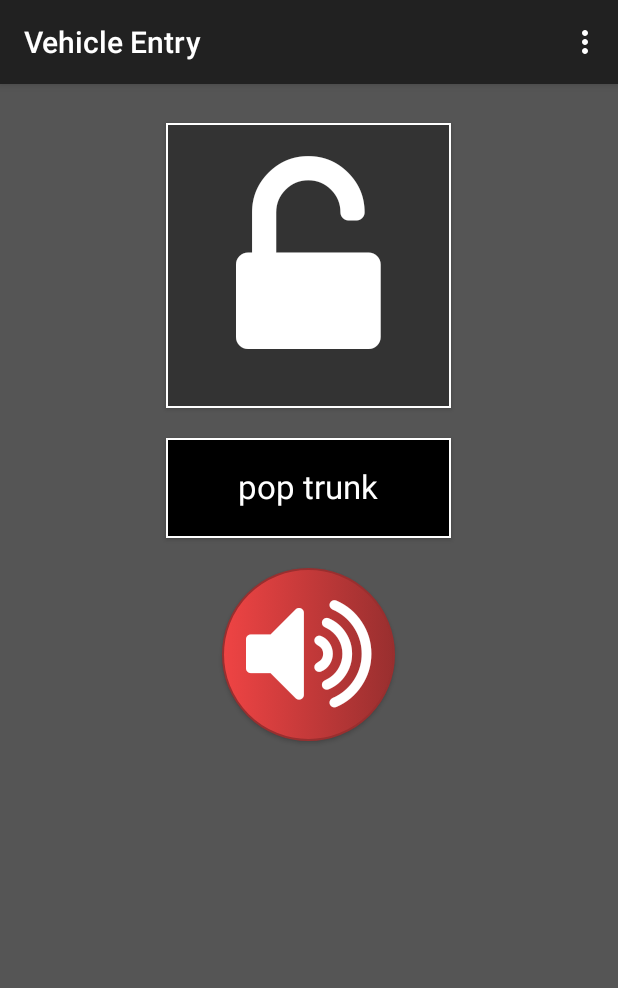
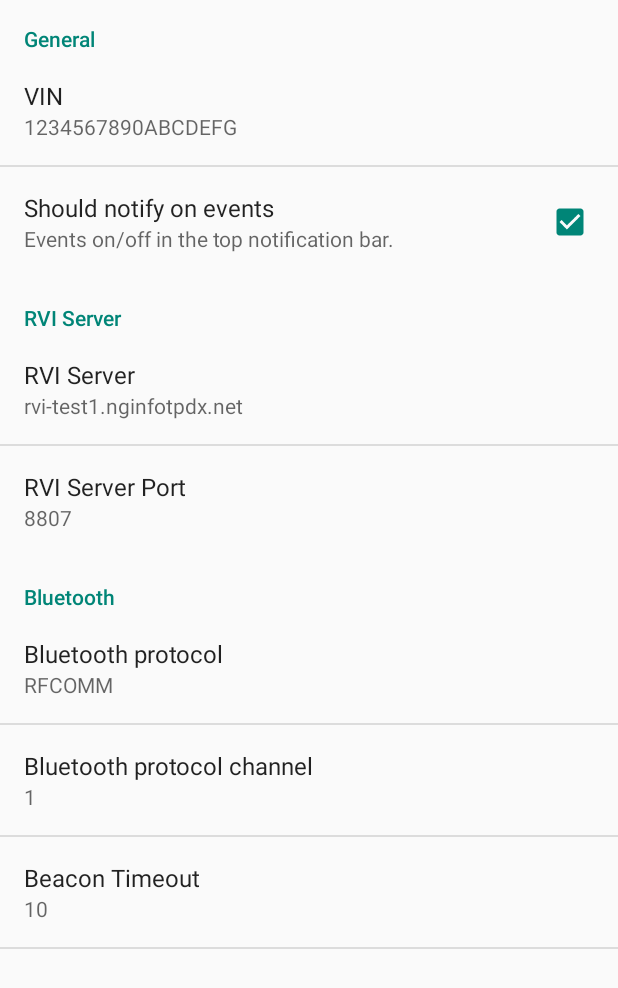
Before and after one commit to PDXostc/rvi_mobile_unlock, an Android app: the screen it shows after launch (LockActivity before the commit, AdvancedPreferenceActivity after it), in the options menu, after a tap on "Settings", on a phone screen of 412 x 824 dp. Shown: the top 988 px of the screen. Run offline under Robolectric (Android 15) with nearby library versions, the phone set to English and light mode, and no system bars; libraries missing offline, so code that uses them is left out: rx.android.schedulers, rx.schedulers; 2 statements that could not run were skipped.

Commit message:
Added settings
First iteration, should probably be separated in general option and
advanced.

```diff
--- a/app/src/main/AndroidManifest.xml
+++ b/app/src/main/AndroidManifest.xml
@@ -32,6 +32,12 @@
                 <category android:name="android.intent.category.LAUNCHER" />
             </intent-filter>
         </activity>
+        <activity android:name=".AdvancedPreferenceActivity">
+            <intent-filter>
+                <action android:name="android.intent.action.MANAGE_NETWORK_USAGE" />
+                <category android:name="android.intent.category.DEFAULT" />
+            </intent-filter>
+        </activity>
 
         <service
             android:name=".RviService"
--- /dev/null
+++ b/app/src/main/java/com/jaguarlandrover/auto/remote/vehicleentry/AdvancedPreferenceActivity.java
@@ -0,0 +1,26 @@
+package com.jaguarlandrover.auto.remote.vehicleentry;
+
+import android.app.Activity;
+import android.app.FragmentManager;
+import android.app.FragmentTransaction;
+import android.content.SharedPreferences;
+import android.os.Bundle;
+import android.preference.ListPreference;
+import android.preference.Preference;
+import android.preference.PreferenceGroup;
+
+/**
+ * Created by stoffe on 6/20/15.
+ */
+public class AdvancedPreferenceActivity extends Activity {
+    @Override
+    protected void onCreate(Bundle savedInstanceState) {
+        super.onCreate(savedInstanceState);
+
+        FragmentManager fragmentManager = getFragmentManager();
+        FragmentTransaction fragmentTransaction = fragmentManager.beginTransaction();
+        AdvancedPrefsFragment advancedPrefsFragment = new AdvancedPrefsFragment();
+        fragmentTransaction.replace(android.R.id.content, advancedPrefsFragment);
+        fragmentTransaction.commit();
+    }
+}
--- /dev/null
+++ b/app/src/main/java/com/jaguarlandrover/auto/remote/vehicleentry/AdvancedPrefsFragment.java
@@ -0,0 +1,55 @@
+package com.jaguarlandrover.auto.remote.vehicleentry;
+
+import android.content.SharedPreferences;
+import android.os.Bundle;
+import android.preference.CheckBoxPreference;
+import android.preference.EditTextPreference;
+import android.preference.ListPreference;
+import android.preference.Preference;
+import android.preference.PreferenceFragment;
+import android.preference.PreferenceGroup;
+
+public class AdvancedPrefsFragment extends PreferenceFragment implements SharedPreferences.OnSharedPreferenceChangeListener {
+
+    @Override
+    public void onCreate(Bundle savedInstanceState) {
+        super.onCreate(savedInstanceState);
+
+        addPreferencesFromResource(R.xml.advanced);
+        getPreferenceScreen().getSharedPreferences().registerOnSharedPreferenceChangeListener(this);
+    }
+
+    @Override
+    public void onResume() {
+        super.onResume();
+        for (int i = 0; i < getPreferenceScreen().getPreferenceCount(); ++i) {
+            Preference preference = getPreferenceScreen().getPreference(i);
+            if (preference instanceof PreferenceGroup) {
+                PreferenceGroup preferenceGroup = (PreferenceGroup) preference;
+                for (int j = 0; j < preferenceGroup.getPreferenceCount(); ++j) {
+                    updatePreference(preferenceGroup.getPreference(j));
+                }
+            } else {
+                updatePreference(preference);
+            }
+        }
+    }
+
+    @Override
+    public void onSharedPreferenceChanged(SharedPreferences sharedPreferences, String key) {
+        updatePreference(findPreference(key));
+    }
+
+    private void updatePreference(Preference preference) {
+        if (preference instanceof ListPreference) {
+            ListPreference listPreference = (ListPreference) preference;
+            listPreference.setSummary(listPreference.getEntry());
+        } else if (preference instanceof EditTextPreference) {
+            EditTextPreference textPreference = (EditTextPreference) preference;
+            String text = textPreference.getText();
+            if( text != null ) {
+                textPreference.setSummary(textPreference.getText());
+            }
+        }
+    }
+}
--- a/app/src/main/java/com/jaguarlandrover/auto/remote/vehicleentry/LockActivity.java
+++ b/app/src/main/java/com/jaguarlandrover/auto/remote/vehicleentry/LockActivity.java
@@ -13,9 +13,11 @@ import android.content.ComponentName;
 import android.content.Context;
 import android.content.Intent;
 import android.content.ServiceConnection;
+import android.content.SharedPreferences;
 import android.os.Bundle;
 import android.os.IBinder;
 import android.os.Messenger;
+import android.preference.PreferenceManager;
 import android.support.v7.app.ActionBarActivity;
 import android.util.Log;
 import android.view.Menu;
@@ -29,8 +31,8 @@ import rx.schedulers.Schedulers;
 
 public class LockActivity extends ActionBarActivity implements LockActivityFragment.LockFragmentButtonListener {
     private static final String TAG = "RVI";
-    private boolean mIsBound = false;
-    private Messenger mService = null;
+    private boolean bound = false;
+    //private Messenger service = null;
 
     private RviService rviService = null;
 
@@ -39,6 +41,7 @@ public class LockActivity extends ActionBarActivity implements LockActivityFragm
     @Override
     protected void onCreate(Bundle savedInstanceState) {
         super.onCreate(savedInstanceState);
+
         setContentView(R.layout.activity_lock);
         fragment = (LockActivityFragment) getFragmentManager().findFragmentById(R.id.fragment);
         doBindService();
@@ -67,6 +70,13 @@ public class LockActivity extends ActionBarActivity implements LockActivityFragm
         int id = item.getItemId();
 
         if (id == R.id.action_settings) {
+            Intent intent = new Intent();
+            intent.setClass(LockActivity.this, AdvancedPreferenceActivity.class);
+            startActivityForResult(intent, 0);
+            return true;
+        } else if( id == R.id.action_reset) {
+            PreferenceManager.getDefaultSharedPreferences(this).edit().clear().apply(); //reset
+            PreferenceManager.setDefaultValues(this, R.xml.advanced, true);
             return true;
         }
 
@@ -120,14 +130,14 @@ public class LockActivity extends ActionBarActivity implements LockActivityFragm
         // supporting component replacement by other applications).
         bindService(new Intent(LockActivity.this,
                 RviService.class), mConnection, Context.BIND_AUTO_CREATE);
-        mIsBound = true;
+        bound = true;
     }
 
     void doUnbindService() {
-        if (mIsBound) {
+        if (bound) {
             // Detach our existing connection.
             unbindService(mConnection);
-            mIsBound = false;
+            bound = false;
         }
     }
 
--- a/app/src/main/res/menu/menu_lock.xml
+++ b/app/src/main/res/menu/menu_lock.xml
@@ -13,4 +13,6 @@
     xmlns:tools="http://schemas.android.com/tools" tools:context=".LockActivity">
     <item android:id="@+id/action_settings" android:title="@string/action_settings"
         android:orderInCategory="100" app:showAsAction="never" />
+    <item android:id="@+id/action_reset" android:title="@string/action_reset"
+        android:orderInCategory="101" app:showAsAction="never" />
 </menu>
--- a/app/src/main/res/values/strings.xml
+++ b/app/src/main/res/values/strings.xml
@@ -11,7 +11,7 @@
 <resources>
     <string name="app_name">Vehicle Entry</string>
     <string name="action_settings">Settings</string>
-    <string name="hello_world">Vehicle Entry Demo</string>
+    <string name="action_reset">Reset</string>
     <string name="lock">Lock</string>
     <string name="unlock">Unlock</string>
     <string name="lock_icon">&#xf13e;</string>
--- /dev/null
+++ b/app/src/main/res/xml/advanced.xml
@@ -0,0 +1,52 @@
+<?xml version="1.0" encoding="utf-8"?>
+<PreferenceScreen xmlns:android="http://schemas.android.com/apk/res/android">
+    <PreferenceCategory
+        android:title="General"
+        android:key="pref_key_general">
+        <EditTextPreference android:title="VIN"
+            android:key="vin"
+            android:summary="Please provide car VIN"
+            android:defaultValue="1234567890ABCDEFG"
+            />
+        <CheckBoxPreference
+            android:key="fire_notifications"
+            android:title="Should notify on events"
+            android:summary="Events on/off in the top notification bar."
+            android:defaultValue="true"
+            />
+    </PreferenceCategory>
+    <PreferenceCategory
+        android:title="RVI Server"
+        android:key="pref_key_rvi_server">
+        <EditTextPreference android:title="RVI Server"
+            android:key="rvi_server"
+            android:summary="RVI Cloud server"
+            android:defaultValue="rvi-test1.nginfotpdx.net"
+            />
+        <EditTextPreference android:title="RVI Server Port"
+            android:key="rvi_server_port"
+            android:summary="RVI Cloud server port"
+            android:defaultValue="8807"
+            />
+    </PreferenceCategory>
+    <PreferenceCategory
+        android:title="Bluetooth"
+        android:key="pref_key_bluetooth">
+        <EditTextPreference android:title="Bluetooth protocol"
+            android:key="bt_protocol"
+            android:summary="BT Protocol profile"
+            android:defaultValue="RFCOMM"
+            />
+        <EditTextPreference android:title="Bluetooth protocol channel"
+            android:key="bt_channel"
+            android:summary="BT Protocol channel"
+            android:defaultValue="1"
+            />
+        <EditTextPreference android:title="Beacon Timeout"
+            android:key="beacon_time"
+            android:summary="Discovery beacon timeout"
+            android:defaultValue="10"
+            />
+    </PreferenceCategory>
+
+</PreferenceScreen>
```
